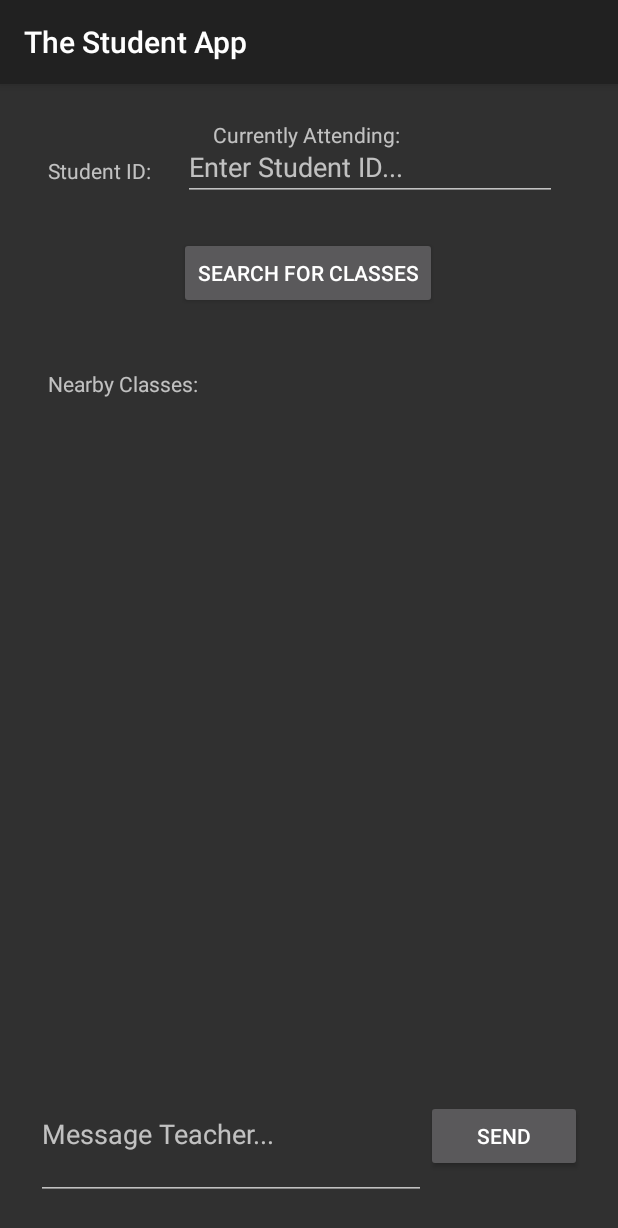
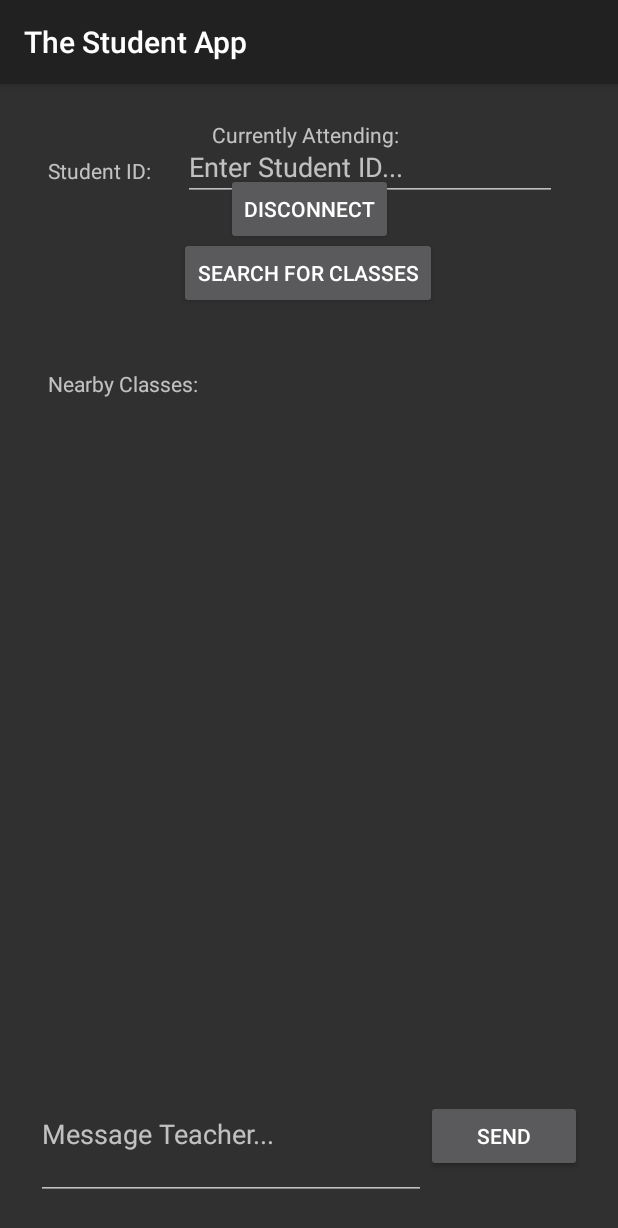
Before and after one commit to Avkashg/Student-App, an Android app: the screen it shows after launch (CommunicationActivity), on a phone screen of 412 x 824 dp. Shown: the top 1228 px of the screen. Run offline under Robolectric (Android 15) with nearby library versions, the phone set to English and light mode, and no system bars.

```diff
--- a/app/src/main/res/layout/activity_communication.xml
+++ b/app/src/main/res/layout/activity_communication.xml
@@ -54,7 +54,7 @@
         app:layout_constraintEnd_toEndOf="parent"
         app:layout_constraintStart_toStartOf="parent"
         app:layout_constraintTop_toTopOf="parent"
-        tools:visibility="visible">
+        tools:visibility="gone">
 
         <androidx.recyclerview.widget.RecyclerView
             android:id="@+id/rvPeerListing"
@@ -123,12 +123,12 @@
         app:layout_constraintEnd_toEndOf="parent"
         app:layout_constraintStart_toStartOf="parent"
         app:layout_constraintTop_toTopOf="parent"
-        tools:visibility="gone">
+        tools:visibility="visible">
 
         <androidx.recyclerview.widget.RecyclerView
             android:id="@+id/rvChat"
-            android:layout_width="364dp"
-            android:layout_height="567dp"
+            android:layout_width="361dp"
+            android:layout_height="476dp"
             android:layout_marginTop="14dp"
             app:layout_constraintBottom_toTopOf="@+id/llChatSend"
             app:layout_constraintEnd_toEndOf="parent"
@@ -170,8 +170,20 @@
             android:layout_height="wrap_content"
             android:text="Currently Attending: "
             app:layout_constraintEnd_toEndOf="parent"
+            app:layout_constraintHorizontal_bias="0.497"
             app:layout_constraintStart_toStartOf="parent"
             app:layout_constraintTop_toTopOf="parent" />
+
+        <Button
+            android:id="@+id/btnDisocnnect"
+            android:layout_width="wrap_content"
+            android:layout_height="wrap_content"
+            android:layout_marginTop="16dp"
+            android:text="Disconnect"
+            android:onClick="disconnect"
+            app:layout_constraintEnd_toEndOf="parent"
+            app:layout_constraintStart_toStartOf="parent"
+            app:layout_constraintTop_toBottomOf="@+id/tvCurrentlyAttending" />
 
     </androidx.constraintlayout.widget.ConstraintLayout>
 
```
Also changed, not shown: app/src/main/java/com/example/thestudentapp/CommunicationActivity.kt (+8 -2 lines), app/src/main/java/com/example/thestudentapp/network/Client.kt (+25 -43 lines), app/src/main/java/com/example/thestudentapp/wifidirect/WifiDirectManager.kt (+13 -0 lines).
